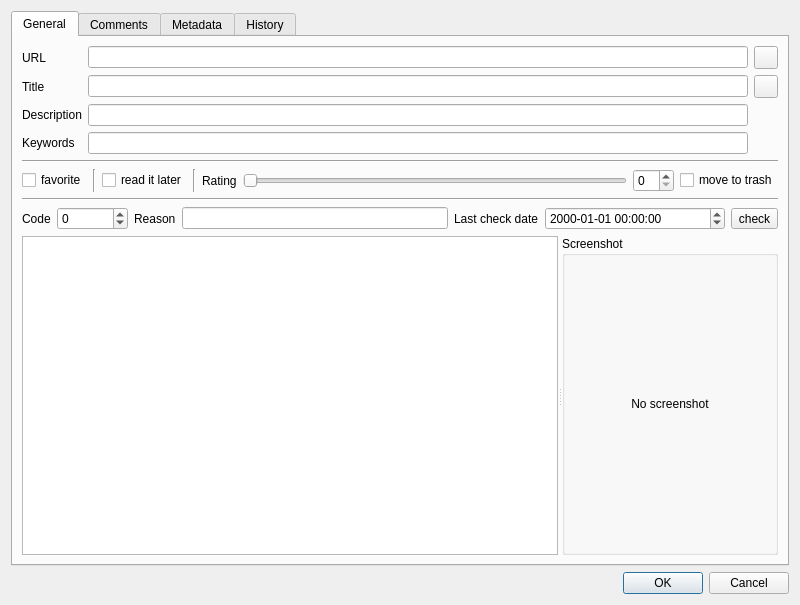
Before: the Qt Designer form src/widget/bookmarkeditdialog/cbookmarkeditdialog.ui in AlekseyDurachenko/qookmarks, drawn with Qt 5.
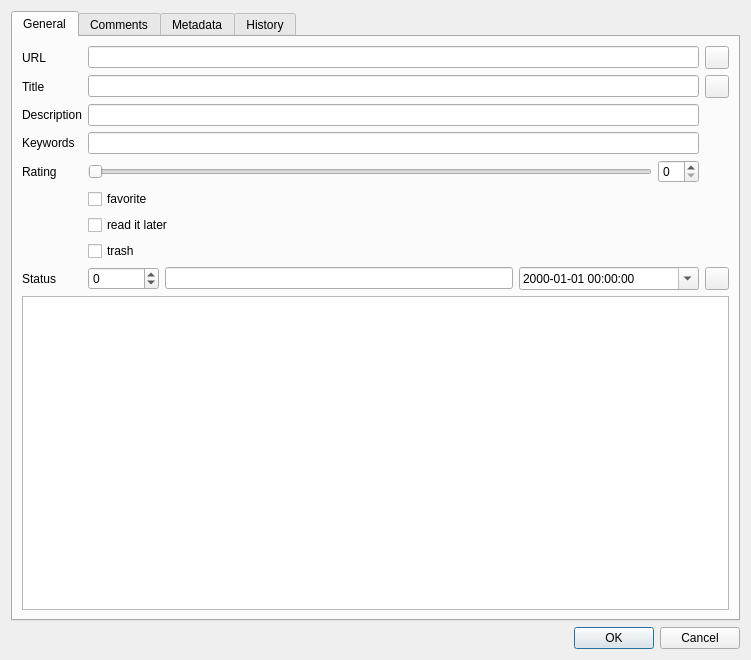
After: the same form once the commit is applied. Icons and pictures are not drawn. Custom widgets are drawn as their Qt base class.

Commit message: correct design

Diff of the .ui file:
```diff
--- a/src/widget/bookmarkeditdialog/cbookmarkeditdialog.ui
+++ b/src/widget/bookmarkeditdialog/cbookmarkeditdialog.ui
@@ -6,8 +6,8 @@
    <rect>
     <x>0</x>
     <y>0</y>
-    <width>800</width>
-    <height>605</height>
+    <width>751</width>
+    <height>660</height>
    </rect>
   </property>
   <property name="windowTitle">
@@ -26,16 +26,10 @@
       <layout class="QVBoxLayout" name="verticalLayout_2">
        <item>
         <layout class="QGridLayout" name="gridLayout_2">
-         <item row="1" column="1">
-          <widget class="QLineEdit" name="lineEdit_title"/>
-         </item>
-         <item row="3" column="1">
-          <widget class="QLineEdit" name="lineEdit_keywords"/>
-         </item>
-         <item row="3" column="0">
-          <widget class="QLabel" name="label_keywords">
+         <item row="6" column="0">
+          <widget class="QLabel" name="label_rating">
            <property name="text">
-            <string>Keywords</string>
+            <string>Rating</string>
            </property>
           </widget>
          </item>
@@ -53,18 +47,11 @@
            </property>
           </widget>
          </item>
-         <item row="2" column="1">
-          <widget class="QLineEdit" name="lineEdit_description"/>
-         </item>
-         <item row="2" column="0">
-          <widget class="QLabel" name="label_description">
-           <property name="text">
-            <string>Description</string>
-           </property>
-          </widget>
-         </item>
          <item row="1" column="2">
           <widget class="QToolButton" name="toolButton_downloadPageInformation">
+           <property name="toolTip">
+            <string>Get a page information</string>
+           </property>
            <property name="icon">
             <iconset resource="../../../qrc/icons.qrc">
              <normaloff>:/icons/download-webpage-info.png</normaloff>:/icons/download-webpage-info.png</iconset>
@@ -73,6 +60,9 @@
          </item>
          <item row="0" column="2">
           <widget class="QToolButton" name="toolButton_downloadFavIcon">
+           <property name="toolTip">
+            <string>Get a web site favicon</string>
+           </property>
            <property name="icon">
             <iconset resource="../../../qrc/icons.qrc">
              <normaloff>:/icons/bookmark-item.png</normaloff>:/icons/bookmark-item.png</iconset>
@@ -82,191 +72,138 @@
          <item row="0" column="1">
           <widget class="QLineEdit" name="lineEdit_url"/>
          </item>
-        </layout>
-       </item>
-       <item>
-        <widget class="Line" name="line_2">
-         <property name="orientation">
-          <enum>Qt::Horizontal</enum>
-         </property>
-        </widget>
-       </item>
-       <item>
-        <layout class="QHBoxLayout" name="horizontalLayout_2">
-         <item>
-          <widget class="QCheckBox" name="checkBox_favorite">
-           <property name="text">
-            <string>favorite</string>
-           </property>
-          </widget>
+         <item row="1" column="1">
+          <widget class="QLineEdit" name="lineEdit_title"/>
          </item>
-         <item>
-          <widget class="Line" name="line_3">
-           <property name="orientation">
-            <enum>Qt::Vertical</enum>
-           </property>
-          </widget>
+         <item row="3" column="1">
+          <widget class="QLineEdit" name="lineEdit_keywords"/>
          </item>
-         <item>
-          <widget class="QCheckBox" name="checkBox_readItLater">
+         <item row="3" column="0">
+          <widget class="QLabel" name="label_keywords">
            <property name="text">
-            <string>read it later</string>
+            <string>Keywords</string>
            </property>
           </widget>
          </item>
-         <item>
-          <widget class="Line" name="line_4">
-           <property name="orientation">
-            <enum>Qt::Vertical</enum>
+         <item row="10" column="2">
+          <widget class="QToolButton" name="toolButton_checkHttpStatus">
+           <property name="icon">
+            <iconset resource="../../../qrc/icons.qrc">
+             <normaloff>:/icons/check-url.png</normaloff>:/icons/check-url.png</iconset>
            </property>
           </widget>
          </item>
-         <item>
-          <widget class="QLabel" name="label_rating">
+         <item row="2" column="0">
+          <widget class="QLabel" name="label_description">
            <property name="text">
-            <string>Rating</string>
+            <string>Description</string>
            </property>
           </widget>
          </item>
-         <item>
-          <widget class="QSlider" name="horizontalSlider_rating">
-           <property name="maximum">
-            <number>10</number>
-           </property>
-           <property name="pageStep">
-            <number>5</number>
-           </property>
-           <property name="orientation">
-            <enum>Qt::Horizontal</enum>
-           </property>
-          </widget>
-         </item>
-         <item>
-          <widget class="QSpinBox" name="spinBox_rating">
-           <property name="maximum">
-            <number>10</number>
-           </property>
-          </widget>
-         </item>
-         <item>
+         <item row="9" column="1">
           <widget class="QCheckBox" name="checkBox_trash">
            <property name="text">
-            <string>move to trash</string>
+            <string>trash</string>
+           </property>
+           <property name="icon">
+            <iconset resource="../../../qrc/icons.qrc">
+             <normaloff>:/icons/bookmark-trash.png</normaloff>:/icons/bookmark-trash.png</iconset>
            </property>
           </widget>
          </item>
-        </layout>
-       </item>
-       <item>
-        <widget class="Line" name="line_5">
-         <property name="orientation">
-          <enum>Qt::Horizontal</enum>
-         </property>
-        </widget>
-       </item>
-       <item>
-        <layout class="QHBoxLayout" name="horizontalLayout_4">
-         <item>
+         <item row="10" column="1">
+          <layout class="QHBoxLayout" name="horizontalLayout_4">
+           <item>
+            <widget class="QSpinBox" name="spinBox_httpResponseCode">
+             <property name="minimum">
+              <number>-999999</number>
+             </property>
+             <property name="maximum">
+              <number>999999</number>
+             </property>
+            </widget>
+           </item>
+           <item>
+            <widget class="QLineEdit" name="lineEdit_httpResponseText"/>
+           </item>
+           <item>
+            <widget class="QDateTimeEdit" name="dateTimeEdit_lastCheck">
+             <property name="minimumSize">
+              <size>
+               <width>180</width>
+               <height>0</height>
+              </size>
+             </property>
+             <property name="displayFormat">
+              <string>yyyy-MM-dd HH:mm:ss</string>
+             </property>
+             <property name="calendarPopup">
+              <bool>true</bool>
+             </property>
+            </widget>
+           </item>
+          </layout>
+         </item>
+         <item row="10" column="0">
           <widget class="QLabel" name="label_httpResponseCode">
            <property name="text">
-            <string>Code</string>
+            <string>Status</string>
            </property>
           </widget>
          </item>
-         <item>
-          <widget class="QSpinBox" name="spinBox_httpResponseCode">
-           <property name="minimum">
-            <number>-999999</number>
-           </property>
-           <property name="maximum">
-            <number>999999</number>
-           </property>
-          </widget>
+         <item row="2" column="1">
+          <widget class="QLineEdit" name="lineEdit_description"/>
          </item>
-         <item>
-          <widget class="QLabel" name="label_httpResponseText">
-           <property name="text">
-            <string>Reason</string>
-           </property>
-          </widget>
+         <item row="6" column="1">
+          <layout class="QHBoxLayout" name="horizontalLayout_2">
+           <item>
+            <widget class="QSlider" name="horizontalSlider_rating">
+             <property name="maximum">
+              <number>10</number>
+             </property>
+             <property name="pageStep">
+              <number>5</number>
+             </property>
+             <property name="orientation">
+              <enum>Qt::Horizontal</enum>
+             </property>
+            </widget>
+           </item>
+           <item>
+            <widget class="QSpinBox" name="spinBox_rating">
+             <property name="maximum">
+              <number>10</number>
+             </property>
+            </widget>
+           </item>
+          </layout>
          </item>
-         <item>
-          <widget class="QLineEdit" name="lineEdit_httpResponseText"/>
-         </item>
-         <item>
-          <widget class="QLabel" name="label_lastCheck">
+         <item row="8" column="1">
+          <widget class="QCheckBox" name="checkBox_readItLater">
            <property name="text">
-            <string>Last check date</string>
+            <string>read it later</string>
            </property>
-          </widget>
-         </item>
-         <item>
-          <widget class="QDateTimeEdit" name="dateTimeEdit_lastCheck">
-           <property name="minimumSize">
-            <size>
-             <width>180</width>
-             <height>0</height>
-            </size>
+           <property name="icon">
+            <iconset resource="../../../qrc/icons.qrc">
+             <normaloff>:/icons/bookmark-readlater.png</normaloff>:/icons/bookmark-readlater.png</iconset>
            </property>
-           <property name="displayFormat">
-            <string>yyyy-MM-dd HH:mm:ss</string>
-           </property>
           </widget>
          </item>
-         <item>
-          <widget class="QToolButton" name="toolButton_checkHttpStatus">
+         <item row="7" column="1">
+          <widget class="QCheckBox" name="checkBox_favorite">
            <property name="text">
-            <string>check</string>
+            <string>favorite</string>
+           </property>
+           <property name="icon">
+            <iconset resource="../../../qrc/icons.qrc">
+             <normaloff>:/icons/bookmark-favorites.png</normaloff>:/icons/bookmark-favorites.png</iconset>
            </property>
           </widget>
          </item>
         </layout>
        </item>
        <item>
-        <widget class="QSplitter" name="splitter">
-         <property name="sizePolicy">
-          <sizepolicy hsizetype="Expanding" vsizetype="Expanding">
-           <horstretch>0</horstretch>
-           <verstretch>0</verstretch>
-          </sizepolicy>
-         </property>
-         <property name="orientation">
-          <enum>Qt::Horizontal</enum>
-         </property>
-         <widget class="CCheckedTagView" name="treeView_tags"/>
-         <widget class="QWidget" name="layoutWidget">
-          <layout class="QVBoxLayout" name="verticalLayout_5">
-           <item>
-            <widget class="QGroupBox" name="groupBox">
-             <property name="title">
-              <string>Screenshot</string>
-             </property>
-             <layout class="QVBoxLayout" name="verticalLayout_7">
-              <item>
-               <widget class="QLabel" name="screenshot">
-                <property name="sizePolicy">
-                 <sizepolicy hsizetype="Expanding" vsizetype="Expanding">
-                  <horstretch>0</horstretch>
-                  <verstretch>0</verstretch>
-                 </sizepolicy>
-                </property>
-                <property name="text">
-                 <string>No screenshot</string>
-                </property>
-                <property name="scaledContents">
-                 <bool>true</bool>
-                </property>
-                <property name="alignment">
-                 <set>Qt::AlignCenter</set>
-                </property>
-               </widget>
-              </item>
-             </layout>
-            </widget>
-           </item>
-          </layout>
-         </widget>
-        </widget>
+        <widget class="CCheckedTagView" name="treeView_tags"/>
        </item>
       </layout>
      </widget>
```
Left out of the diff: 2 changed lines with no effect on the pictures. The commit also changes 3 other files.
